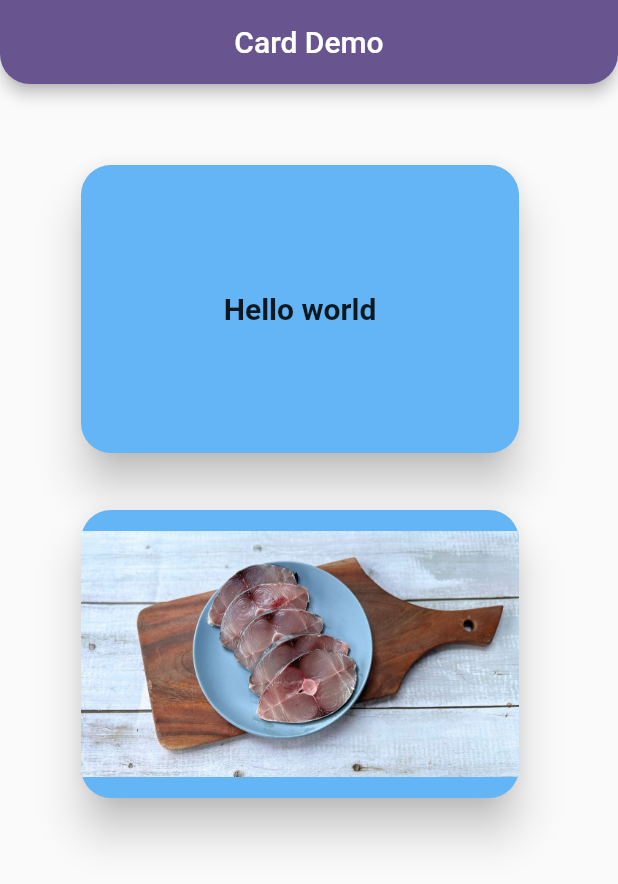
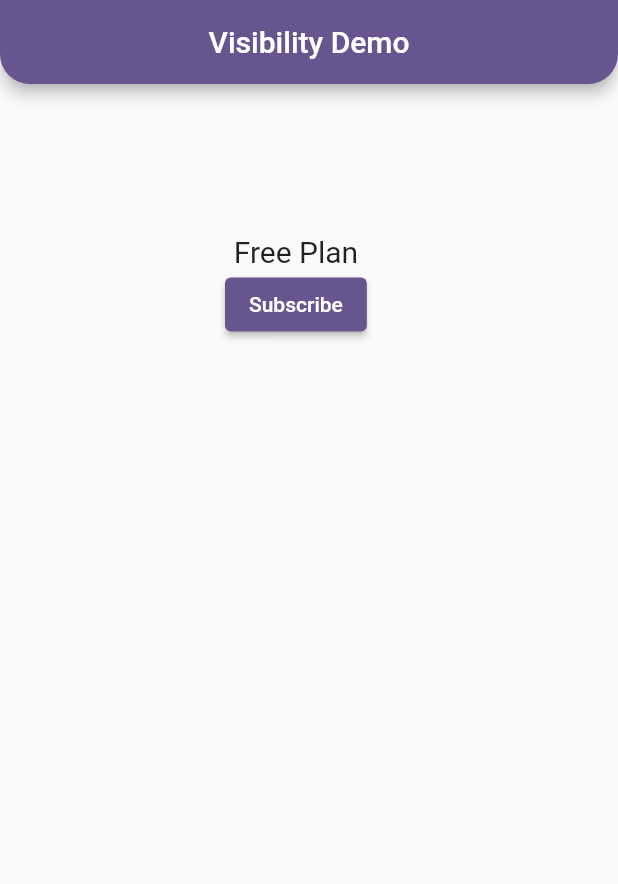
Before and after one commit to SheikMohideen007/Flutter-App---Demo, a Flutter app: the screen it shows after launch, on a phone screen of 412 x 824 dp. Shown: the top 884 px of the screen. Run offline on Flutter 3.47's test engine with Material 3 defaults, Android fonts, the light colour scheme and no system bars.

Commit message:
listTile,RichText,visibility,SafeArea,ElevatedButton

```diff
--- /dev/null
+++ b/demo_app/lib/demo4/visibility_widget.dart
@@ -0,0 +1,47 @@
+import 'package:flutter/material.dart';
+
+class VisibilityWidget extends StatefulWidget {
+  const VisibilityWidget({super.key});
+
+  @override
+  State<VisibilityWidget> createState() => _VisibilityWidgetState();
+}
+
+class _VisibilityWidgetState extends State<VisibilityWidget> {
+  bool isFree = true;
+  @override
+  Widget build(BuildContext context) {
+    return SafeArea(
+      child: Scaffold(
+        appBar: AppBar(
+          title: Text('Visibility Demo'),
+          centerTitle: true,
+          shape: RoundedRectangleBorder(
+              borderRadius: BorderRadius.only(
+                  bottomLeft: Radius.circular(20),
+                  bottomRight: Radius.circular(20))),
+        ),
+        body: Padding(
+          padding: EdgeInsets.only(left: 150),
+          child: Column(
+            children: [
+              SizedBox(height: 100),
+              Visibility(
+                  visible: isFree,
+                  replacement:
+                      Text('Premium Plan', style: TextStyle(fontSize: 20)),
+                  child: Text('Free Plan', style: TextStyle(fontSize: 20))),
+              ElevatedButton(
+                  onPressed: () {
+                    setState(() {
+                      isFree = !isFree;
+                    });
+                  },
+                  child: Text(isFree == true ? 'Subscribe' : 'unSubscribe'))
+            ],
+          ),
+        ),
+      ),
+    );
+  }
+}
--- a/demo_app/lib/main.dart
+++ b/demo_app/lib/main.dart
@@ -2,6 +2,9 @@ import 'package:demo_app/demo.dart';
 import 'package:demo_app/demo2.dart';
 import 'package:demo_app/demo3/card_widget.dart';
 import 'package:demo_app/demo3/image_widget.dart';
+import 'package:demo_app/demo4/list_tile_widget.dart';
+import 'package:demo_app/demo4/richText_widget.dart';
+import 'package:demo_app/demo4/visibility_widget.dart';
 import 'package:flutter/material.dart';
 
 void main() {
@@ -19,7 +22,7 @@ class MyApp extends StatelessWidget {
         colorScheme: ColorScheme.fromSeed(seedColor: Colors.deepPurple),
         useMaterial3: false,
       ),
-      home: CardWidget(),
+      home: VisibilityWidget(),
       debugShowCheckedModeBanner: false,
     );
   }
```
Also changed, not shown: demo_app/lib/demo4/list_tile_widget.dart (added, +45 -0 lines), demo_app/lib/demo4/richText_widget.dart (added, +39 -0 lines).
